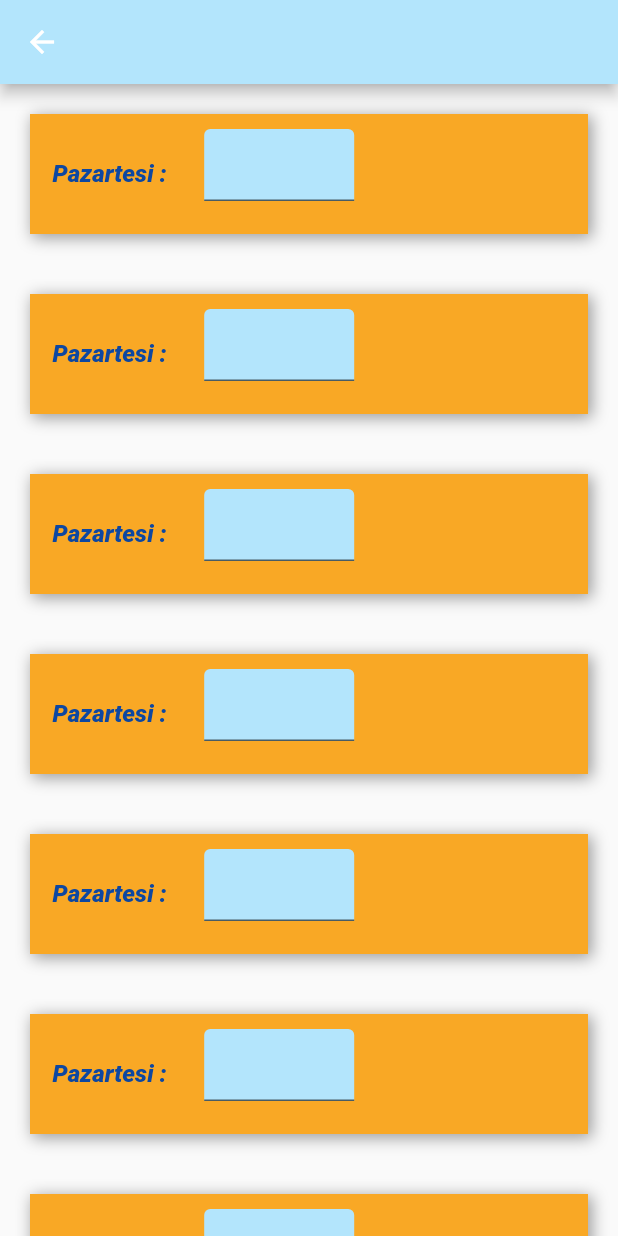
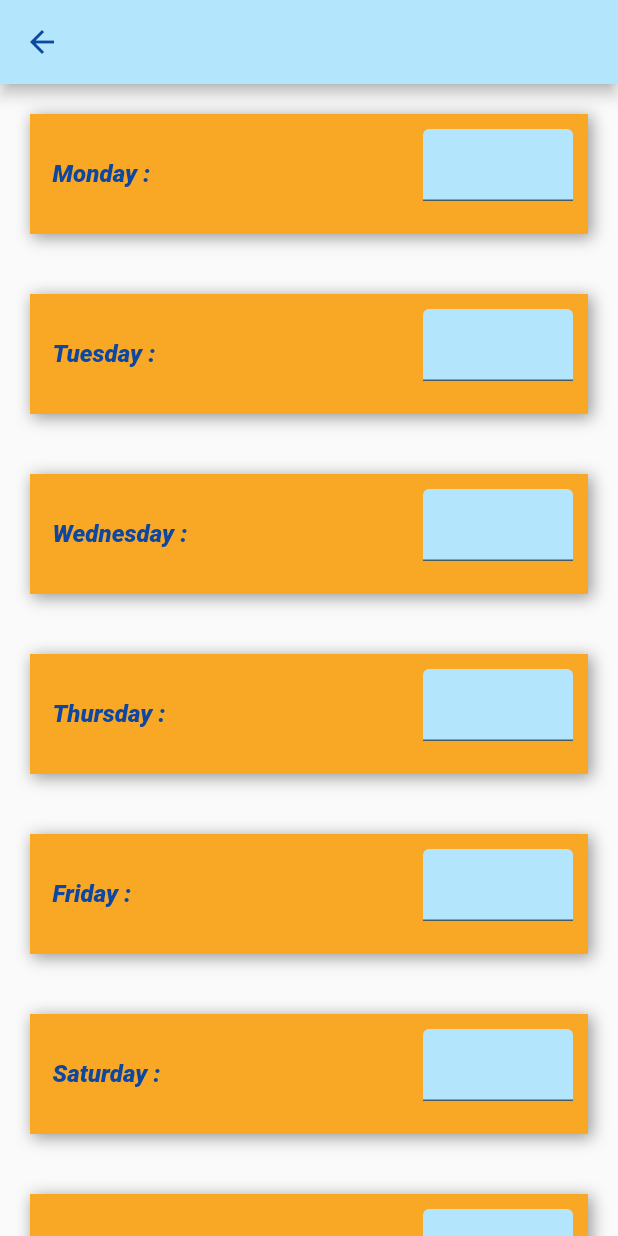
Before and after one commit to zaferbabayigit/overtime_application, a Flutter app: the SettingsPage screen opened directly, on a phone screen of 412 x 824 dp. Run offline on Flutter 3.47's test engine with Material 2 defaults, Android fonts, the phone set to English and light mode, and no system bars; our stand-ins replace table_calendar.

Commit message:
settings update

```diff
--- /dev/null
+++ b/lib/settings/parts/overtime_friday.dart
@@ -0,0 +1,73 @@
+import 'package:flutter/material.dart';
+import 'package:overtime_application/settings/parts/text_class.dart';
+import 'package:overtime_application/style/color_class.dart';
+
+class OvertimeFriday extends StatefulWidget {
+  OvertimeFriday({Key? key}) : super(key: key);
+
+  @override
+  State<OvertimeFriday> createState() => _OvertimeFridayState();
+}
+
+class _OvertimeFridayState extends State<OvertimeFriday> {
+  @override
+  Widget build(BuildContext context) {
+    return Column(
+      children: [
+        Padding(
+          padding: const EdgeInsets.all(20.0),
+          child: Container(
+            height: 80,
+            width: MediaQuery.of(context).size.width,
+            decoration: BoxDecoration(
+              borderRadius: BorderRadius.circular(0),
+              color: ColorClass.buttoncolor,
+              boxShadow: [
+                BoxShadow(
+                  color: ColorClass.shadowcolor,
+                  offset: Offset(
+                    2.0,
+                    2.0,
+                  ),
+                  blurRadius: 8.0,
+                  spreadRadius: 1.0,
+                ),
+              ],
+            ),
+            child: Row(
+              mainAxisAlignment: MainAxisAlignment.spaceBetween,
+              children: [
+                Padding(
+                  padding: EdgeInsets.all(15.0),
+                  child: Text(SettingsText.friday,
+                      style: TextStyle(
+                        fontWeight: FontWeight.w900,
+                        color: ColorClass.textcolor,
+                        fontSize: 16,
+                        fontStyle: FontStyle.italic,
+                      )),
+                ),
+                Padding(
+                  padding: const EdgeInsets.all(10.0),
+                  child: SizedBox(
+                    height: 60,
+                    width: 100,
+                    child: TextField(
+                      keyboardType: TextInputType.number,
+                      textInputAction: TextInputAction.go,
+                      cursorColor: ColorClass.buttoncolor,
+                      decoration: InputDecoration(
+                        filled: true,
+                        fillColor: ColorClass.scaffoldBackground,
+                      ),
+                    ),
+                  ),
+                ),
+              ],
+            ),
+          ),
+        ),
+      ],
+    );
+  }
+}
--- /dev/null
+++ b/lib/settings/parts/overtime_monday.dart
@@ -0,0 +1,75 @@
+import 'package:flutter/material.dart';
+import 'package:overtime_application/style/color_class.dart';
+import 'package:overtime_application/settings/parts/text_class.dart';
+
+class OvertimeMonday extends StatefulWidget {
+  OvertimeMonday({
+    Key? key,
+  });
+
+  @override
+  State<OvertimeMonday> createState() => _OvertimeMondayState();
+}
+
+class _OvertimeMondayState extends State<OvertimeMonday> {
+  @override
+  Widget build(BuildContext context) {
+    return Column(
+      children: [
+        Padding(
+          padding: const EdgeInsets.all(20.0),
+          child: Container(
+            height: 80,
+            width: MediaQuery.of(context).size.width,
+            decoration: BoxDecoration(
+              borderRadius: BorderRadius.circular(0),
+              color: ColorClass.buttoncolor,
+              boxShadow: [
+                BoxShadow(
+                  color: ColorClass.shadowcolor,
+                  offset: Offset(
+                    2.0,
+                    2.0,
+                  ),
+                  blurRadius: 8.0,
+                  spreadRadius: 1.0,
+                ),
+              ],
+            ),
+            child: Row(
+              mainAxisAlignment: MainAxisAlignment.spaceBetween,
+              children: [
+                Padding(
+                  padding: EdgeInsets.all(15.0),
+                  child: Text(SettingsText.monday,
+                      style: TextStyle(
+                        fontWeight: FontWeight.w900,
+                        color: ColorClass.textcolor,
+                        fontSize: 16,
+                        fontStyle: FontStyle.italic,
+                      )),
+                ),
+                Padding(
+                  padding: const EdgeInsets.all(10.0),
+                  child: SizedBox(
+                    height: 60,
+                    width: 100,
+                    child: TextField(
+                      keyboardType: TextInputType.number,
+                      textInputAction: TextInputAction.go,
+                      cursorColor: ColorClass.buttoncolor,
+                      decoration: InputDecoration(
+                        filled: true,
+                        fillColor: ColorClass.scaffoldBackground,
+                      ),
+                    ),
+                  ),
+                ),
+              ],
+            ),
+          ),
+        ),
+      ],
+    );
+  }
+}
--- /dev/null
+++ b/lib/settings/parts/overtime_saturday.dart
@@ -0,0 +1,73 @@
+import 'package:flutter/material.dart';
+import 'package:overtime_application/settings/parts/text_class.dart';
+import 'package:overtime_application/style/color_class.dart';
+
+class OvertimeSaturday extends StatefulWidget {
+  OvertimeSaturday({Key? key}) : super(key: key);
+
+  @override
+  State<OvertimeSaturday> createState() => _OvertimeSaturdayState();
+}
+
+class _OvertimeSaturdayState extends State<OvertimeSaturday> {
+  @override
+  Widget build(BuildContext context) {
+    return Column(
+      children: [
+        Padding(
+          padding: const EdgeInsets.all(20.0),
+          child: Container(
+            height: 80,
+            width: MediaQuery.of(context).size.width,
+            decoration: BoxDecoration(
+              borderRadius: BorderRadius.circular(0),
+              color: ColorClass.buttoncolor,
+              boxShadow: [
+                BoxShadow(
+                  color: ColorClass.shadowcolor,
+                  offset: Offset(
+                    2.0,
+                    2.0,
+                  ),
+                  blurRadius: 8.0,
+                  spreadRadius: 1.0,
+                ),
+              ],
+            ),
+            child: Row(
+              mainAxisAlignment: MainAxisAlignment.spaceBetween,
+              children: [
+                Padding(
+                  padding: EdgeInsets.all(15.0),
+                  child: Text(SettingsText.saturday,
+                      style: TextStyle(
+                        fontWeight: FontWeight.w900,
+                        color: ColorClass.textcolor,
+                        fontSize: 16,
+                        fontStyle: FontStyle.italic,
+                      )),
+                ),
+                Padding(
+                  padding: const EdgeInsets.all(10.0),
+                  child: SizedBox(
+                    height: 60,
+                    width: 100,
+                    child: TextField(
+                      keyboardType: TextInputType.number,
+                      textInputAction: TextInputAction.go,
+                      cursorColor: ColorClass.buttoncolor,
+                      decoration: InputDecoration(
+                        filled: true,
+                        fillColor: ColorClass.scaffoldBackground,
+                      ),
+                    ),
+                  ),
+                ),
+              ],
+            ),
+          ),
+        ),
+      ],
+    );
+  }
+}
--- /dev/null
+++ b/lib/settings/parts/overtime_sunday.dart
@@ -0,0 +1,73 @@
+import 'package:flutter/material.dart';
+import 'package:overtime_application/settings/parts/text_class.dart';
+import 'package:overtime_application/style/color_class.dart';
+
+class OvertimeSunday extends StatefulWidget {
+  OvertimeSunday({Key? key}) : super(key: key);
+
+  @override
+  State<OvertimeSunday> createState() => _OvertimeSundayState();
+}
+
+class _OvertimeSundayState extends State<OvertimeSunday> {
+  @override
+  Widget build(BuildContext context) {
+    return Column(
+      children: [
+        Padding(
+          padding: const EdgeInsets.all(20.0),
+          child: Container(
+            height: 80,
+            width: MediaQuery.of(context).size.width,
+            decoration: BoxDecoration(
+              borderRadius: BorderRadius.circular(0),
+              color: ColorClass.buttoncolor,
+              boxShadow: [
+                BoxShadow(
+                  color: ColorClass.shadowcolor,
+                  offset: Offset(
+                    2.0,
+                    2.0,
+                  ),
+                  blurRadius: 8.0,
+                  spreadRadius: 1.0,
+                ),
+              ],
+            ),
+            child: Row(
+              mainAxisAlignment: MainAxisAlignment.spaceBetween,
+              children: [
+                Padding(
+                  padding: EdgeInsets.all(15.0),
+                  child: Text(SettingsText.sunday,
+                      style: TextStyle(
+                        fontWeight: FontWeight.w900,
+                        color: ColorClass.textcolor,
+                        fontSize: 16,
+                        fontStyle: FontStyle.italic,
+                      )),
+                ),
+                Padding(
+                  padding: const EdgeInsets.all(10.0),
+                  child: SizedBox(
+                    height: 60,
+                    width: 100,
+                    child: TextField(
+                      keyboardType: TextInputType.number,
+                      textInputAction: TextInputAction.go,
+                      cursorColor: ColorClass.buttoncolor,
+                      decoration: InputDecoration(
+                        filled: true,
+                        fillColor: ColorClass.scaffoldBackground,
+                      ),
+                    ),
+                  ),
+                ),
+              ],
+            ),
+          ),
+        ),
+      ],
+    );
+  }
+}
--- /dev/null
+++ b/lib/settings/parts/overtime_thursday.dart
@@ -0,0 +1,73 @@
+import 'package:flutter/material.dart';
+import 'package:overtime_application/settings/parts/text_class.dart';
+import 'package:overtime_application/style/color_class.dart';
+
+class OvertimeThursday extends StatefulWidget {
+  OvertimeThursday({Key? key}) : super(key: key);
+
+  @override
+  State<OvertimeThursday> createState() => _OvertimeThursdayState();
+}
+
+class _OvertimeThursdayState extends State<OvertimeThursday> {
+  @override
+  Widget build(BuildContext context) {
+    return Column(
+      children: [
+        Padding(
+          padding: const EdgeInsets.all(20.0),
+          child: Container(
+            height: 80,
+            width: MediaQuery.of(context).size.width,
+            decoration: BoxDecoration(
+              borderRadius: BorderRadius.circular(0),
+              color: ColorClass.buttoncolor,
+              boxShadow: [
+                BoxShadow(
+                  color: ColorClass.shadowcolor,
+                  offset: Offset(
+                    2.0,
+                    2.0,
+                  ),
+                  blurRadius: 8.0,
+                  spreadRadius: 1.0,
+                ),
+              ],
+            ),
+            child: Row(
+              mainAxisAlignment: MainAxisAlignment.spaceBetween,
+              children: [
+                Padding(
+                  padding: EdgeInsets.all(15.0),
+                  child: Text(SettingsText.thursday,
+                      style: TextStyle(
+                        fontWeight: FontWeight.w900,
+                        color: ColorClass.textcolor,
+                        fontSize: 16,
+                        fontStyle: FontStyle.italic,
+                      )),
+                ),
+                Padding(
+                  padding: const EdgeInsets.all(10.0),
+                  child: SizedBox(
+                    height: 60,
+                    width: 100,
+                    child: TextField(
+                      keyboardType: TextInputType.number,
+                      textInputAction: TextInputAction.go,
+                      cursorColor: ColorClass.buttoncolor,
+                      decoration: InputDecoration(
+                        filled: true,
+                        fillColor: ColorClass.scaffoldBackground,
+                      ),
+                    ),
+                  ),
+                ),
+              ],
+            ),
+          ),
+        ),
+      ],
+    );
+  }
+}
--- a/lib/settings/parts/overtime_coefficient.dart
+++ b/lib/settings/parts/overtime_tuesday.dart
@@ -1,14 +1,15 @@
 import 'package:flutter/material.dart';
+import 'package:overtime_application/settings/parts/text_class.dart';
 import 'package:overtime_application/style/color_class.dart';
 
-class OvertimeCoefficient extends StatefulWidget {
-  OvertimeCoefficient({Key? key}) : super(key: key);
+class OvertimeTuesday extends StatefulWidget {
+  OvertimeTuesday({Key? key}) : super(key: key);
 
   @override
-  State<OvertimeCoefficient> createState() => _OvertimeCoefficientState();
+  State<OvertimeTuesday> createState() => _OvertimeTuesdayState();
 }
 
-class _OvertimeCoefficientState extends State<OvertimeCoefficient> {
+class _OvertimeTuesdayState extends State<OvertimeTuesday> {
   @override
   Widget build(BuildContext context) {
     return Column(
@@ -34,10 +35,11 @@ class _OvertimeCoefficientState extends State<OvertimeCoefficient> {
               ],
             ),
             child: Row(
+              mainAxisAlignment: MainAxisAlignment.spaceBetween,
               children: [
                 Padding(
-                  padding: const EdgeInsets.all(15.0),
-                  child: Text("Pazartesi :",
+                  padding: EdgeInsets.all(15.0),
+                  child: Text(SettingsText.Tuesday,
                       style: TextStyle(
                         fontWeight: FontWeight.w900,
                         color: ColorClass.textcolor,
--- /dev/null
+++ b/lib/settings/parts/overtime_wednesday.dart
@@ -0,0 +1,73 @@
+import 'package:flutter/material.dart';
+import 'package:overtime_application/settings/parts/text_class.dart';
+import 'package:overtime_application/style/color_class.dart';
+
+class OvertimeWednesday extends StatefulWidget {
+  OvertimeWednesday({Key? key}) : super(key: key);
+
+  @override
+  State<OvertimeWednesday> createState() => _OvertimeWednesdayState();
+}
+
+class _OvertimeWednesdayState extends State<OvertimeWednesday> {
+  @override
+  Widget build(BuildContext context) {
+    return Column(
+      children: [
+        Padding(
+          padding: const EdgeInsets.all(20.0),
+          child: Container(
+            height: 80,
+            width: MediaQuery.of(context).size.width,
+            decoration: BoxDecoration(
+              borderRadius: BorderRadius.circular(0),
+              color: ColorClass.buttoncolor,
+              boxShadow: [
+                BoxShadow(
+                  color: ColorClass.shadowcolor,
+                  offset: Offset(
+                    2.0,
+                    2.0,
+                  ),
+                  blurRadius: 8.0,
+                  spreadRadius: 1.0,
+                ),
+              ],
+            ),
+            child: Row(
+              mainAxisAlignment: MainAxisAlignment.spaceBetween,
+              children: [
+                Padding(
+                  padding: EdgeInsets.all(15.0),
+                  child: Text(SettingsText.wednesday,
+                      style: TextStyle(
+                        fontWeight: FontWeight.w900,
+                        color: ColorClass.textcolor,
+                        fontSize: 16,
+                        fontStyle: FontStyle.italic,
+                      )),
+                ),
+                Padding(
+                  padding: const EdgeInsets.all(10.0),
+                  child: SizedBox(
+                    height: 60,
+                    width: 100,
+                    child: TextField(
+                      keyboardType: TextInputType.number,
+                      textInputAction: TextInputAction.go,
+                      cursorColor: ColorClass.buttoncolor,
+                      decoration: InputDecoration(
+                        filled: true,
+                        fillColor: ColorClass.scaffoldBackground,
+                      ),
+                    ),
+                  ),
+                ),
+              ],
+            ),
+          ),
+        ),
+      ],
+    );
+  }
+}
--- /dev/null
+++ b/lib/settings/parts/text_class.dart
@@ -0,0 +1,11 @@
+import 'package:flutter/material.dart';
+
+class SettingsText {
+  static dynamic monday = "Monday :";
+  static dynamic Tuesday = "Tuesday :";
+  static dynamic wednesday = "Wednesday :";
+  static dynamic thursday = "Thursday :";
+  static dynamic friday = "Friday :";
+  static dynamic saturday = "Saturday :";
+  static dynamic sunday = "Sunday :";
+}
--- a/lib/settings/settings_page.dart
+++ b/lib/settings/settings_page.dart
@@ -1,5 +1,13 @@
 import 'package:flutter/material.dart';
-import 'package:overtime_application/settings/parts/overtime_coefficient.dart';
+import 'package:overtime_application/addovertime/parts/save_button.dart';
+import 'package:overtime_application/settings/parts/overtime_friday.dart';
+import 'package:overtime_application/settings/parts/overtime_monday.dart';
+import 'package:overtime_application/settings/parts/overtime_saturday.dart';
+import 'package:overtime_application/settings/parts/overtime_sunday.dart';
+import 'package:overtime_application/settings/parts/overtime_thursday.dart';
+import 'package:overtime_application/settings/parts/overtime_tuesday.dart';
+import 'package:overtime_application/settings/parts/overtime_wednesday.dart';
+import 'package:overtime_application/settings/parts/text_class.dart';
 import 'package:overtime_application/style/color_class.dart';
 
 class SettingsPage extends StatefulWidget {
@@ -15,17 +23,25 @@ class _SettingsPageState extends State<SettingsPage> {
     return Scaffold(
       appBar: AppBar(
         backgroundColor: ColorClass.scaffoldBackground,
+        foregroundColor: ColorClass.textcolor,
       ),
       body: SingleChildScrollView(
           child: Column(
         children: [
-          OvertimeCoefficient(),
-          OvertimeCoefficient(),
-          OvertimeCoefficient(),
-          OvertimeCoefficient(),
-          OvertimeCoefficient(),
-          OvertimeCoefficient(),
-          OvertimeCoefficient()
+          OvertimeMonday(),
+          OvertimeTuesday(),
+          OvertimeWednesday(),
+          OvertimeThursday(),
+          OvertimeFriday(),
+          OvertimeSaturday(),
+          OvertimeSunday(),
+          SizedBox(
+            height: 20,
+          ),
+          SaveButton(),
+          SizedBox(
+            height: 40,
+          )
         ],
       )),
     );
```
